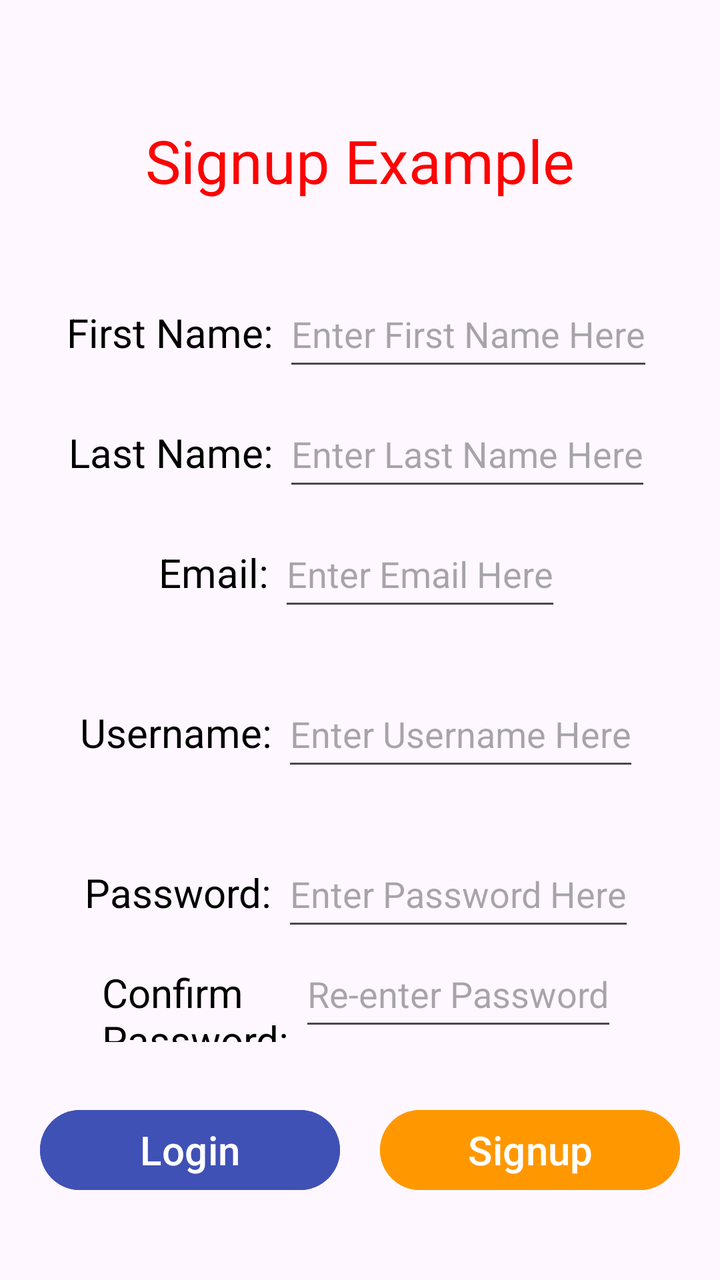
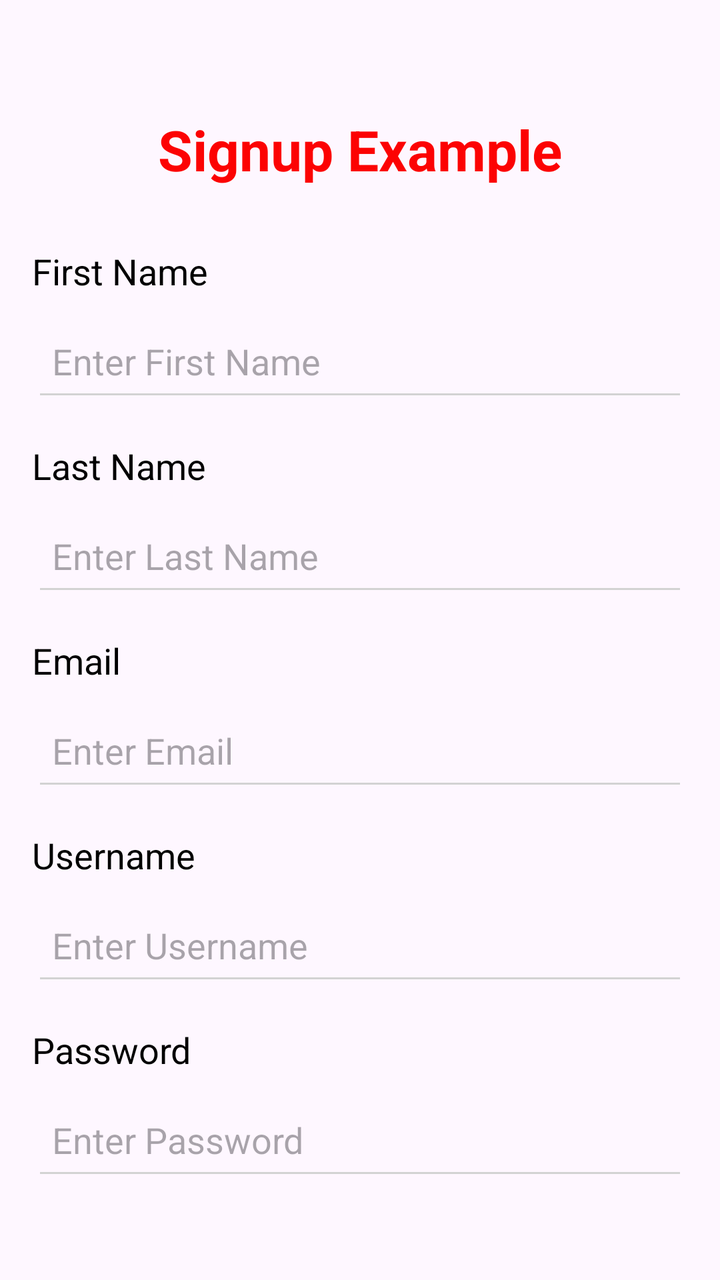

Two renders of the same Android screen: before a commit and after it. Below are the layout's source before the change and the commit's diff.
<!-- AndroidManifest.xml: application theme Theme.AndroidExample -->
<!-- res/layout/activity_signup.xml -->
<?xml version="1.0" encoding="utf-8"?>
<androidx.appcompat.widget.LinearLayoutCompat
    xmlns:tools="http://schemas.android.com/tools"
    xmlns:android="http://schemas.android.com/apk/res/android"
    tools:context=".MainActivity"
    android:layout_height="match_parent"
    android:layout_width="match_parent"
    android:orientation="vertical">

    <TextView
        android:layout_width="wrap_content"
        android:layout_height="wrap_content"
        android:text="Signup Example"
        android:layout_gravity="center"
        android:layout_marginTop="60dp"
        android:layout_marginBottom="40dp"
        android:textSize="30sp"
        android:textColor="#fc0303" />

    
    <LinearLayout
        android:layout_width="wrap_content"
        android:layout_height="wrap_content"
        android:layout_gravity="center"
        android:orientation="horizontal"
        android:layout_marginBottom="10dp">

        <TextView
            android:layout_width="wrap_content"
            android:layout_height="wrap_content"
            android:text="First Name: "
            android:textSize="20sp"
            android:textColor="#000000" />

        <EditText
            android:id="@+id/signup_firstname_edt"
            android:layout_width="wrap_content"
            android:layout_height="50dp"
            android:hint="Enter First Name Here" />
    </LinearLayout>

    
    <LinearLayout
        android:layout_width="wrap_content"
        android:layout_height="wrap_content"
        android:layout_gravity="center"
        android:orientation="horizontal"
        android:layout_marginBottom="10dp">

        <TextView
            android:layout_width="wrap_content"
            android:layout_height="wrap_content"
            android:text="Last Name: "
            android:textSize="20sp"
            android:textColor="#000000" />

        <EditText
            android:id="@+id/signup_lastname_edt"
            android:layout_width="wrap_content"
            android:layout_height="50dp"
            android:hint="Enter Last Name Here" />
    </LinearLayout>

    
    <LinearLayout
        android:layout_width="wrap_content"
        android:layout_height="wrap_content"
        android:layout_gravity="center"
        android:orientation="horizontal"
        android:layout_marginBottom="30dp">

        <TextView
            android:layout_width="wrap_content"
            android:layout_height="wrap_content"
            android:text="Email: "
            android:textSize="20sp"
            android:textColor="#000000" />

        <EditText
            android:id="@+id/signup_email_edt"
            android:layout_width="wrap_content"
            android:layout_height="50dp"
            android:inputType="textEmailAddress"
            android:hint="Enter Email Here" />
    </LinearLayout>

    
    <LinearLayout
        android:layout_width="wrap_content"
        android:layout_height="wrap_content"
        android:layout_gravity="center"
        android:layout_marginBottom="30dp"
        android:orientation="horizontal">

        <TextView
            android:layout_width="wrap_content"
            android:layout_height="wrap_content"
            android:text="Username: "
            android:textSize="20sp"
            android:textColor="#000000" />

        <EditText
            android:id="@+id/signup_username_edt"
            android:layout_width="wrap_content"
            android:layout_height="50dp"
            android:hint="Enter Username Here" />
    </LinearLayout>

    
    <LinearLayout
        android:layout_width="wrap_content"
        android:layout_height="wrap_content"
        android:layout_gravity="center"
        android:orientation="horizontal">

        <TextView
            android:layout_width="wrap_content"
            android:layout_height="wrap_content"
            android:text="Password: "
            android:textSize="20sp"
            android:textColor="#000000" />

        <EditText
            android:id="@+id/signup_password_edt"
            android:layout_width="wrap_content"
            android:layout_height="50dp"
            android:inputType="textPassword"
            android:hint="Enter Password Here" />
    </LinearLayout>

    
    <LinearLayout
        android:layout_width="wrap_content"
        android:layout_height="wrap_content"
        android:layout_gravity="center"
        android:orientation="horizontal">

        <TextView
            android:layout_width="wrap_content"
            android:layout_height="wrap_content"
            android:text="Confirm\nPassword: "
            android:textSize="20sp"
            android:textColor="#000000" />

        <EditText
            android:id="@+id/signup_confirm_edt"
            android:layout_width="wrap_content"
            android:layout_height="50dp"
            android:inputType="textPassword"
            android:hint="Re-enter Password" />
    </LinearLayout>

    
    <LinearLayout
        android:layout_width="wrap_content"
        android:layout_height="wrap_content"
        android:layout_gravity="center"
        android:layout_marginTop="30dp"
        android:orientation="horizontal">

        <Button
            android:id="@+id/signup_login_btn"
            android:layout_width="150dp"
            android:layout_height="wrap_content"
            android:layout_marginRight="10dp"
            android:text="Login"
            android:textSize="20sp"
            android:backgroundTint="#3F51B5"
            android:textColor="#ffffff" />

        <Button
            android:id="@+id/signup_signup_btn"
            android:layout_width="150dp"
            android:layout_height="wrap_content"
            android:layout_marginLeft="10dp"
            android:text="Signup"
            android:textSize="20sp"
            android:backgroundTint="#FF9800"
            android:textColor="#ffffff" />

    </LinearLayout>

</androidx.appcompat.widget.LinearLayoutCompat>
<!-- resources referenced by this layout -->
<resources>
  <style name="Theme.AndroidExample" parent="Base.Theme.AndroidExample" />
  <style name="Base.Theme.AndroidExample" parent="Theme.Material3.DayNight.NoActionBar">
          
          
      </style>
</resources>

<!-- the commit's change to res/layout/activity_signup.xml (unified diff, before → after) -->
@@ -5,179 +5,201 @@
     tools:context=".MainActivity"
     android:layout_height="match_parent"
     android:layout_width="match_parent"
-    android:orientation="vertical">
+    android:orientation="vertical"
+    android:padding="16dp">
 
     <TextView
         android:layout_width="wrap_content"
         android:layout_height="wrap_content"
         android:text="Signup Example"
+        android:layout_gravity="center_horizontal"
+        android:layout_marginTop="40dp"
+        android:layout_marginBottom="30dp"
+        android:textSize="28sp"
+        android:textColor="#fc0303"
+        android:textStyle="bold" />
+
+    
+    <LinearLayout
+        android:layout_width="match_parent"
+        android:layout_height="wrap_content"
+        android:orientation="vertical"
+        android:layout_marginBottom="15dp">
+
+        <TextView
+            android:layout_width="wrap_content"
+            android:layout_height="wrap_content"
+            android:text="First Name"
+            android:textSize="18sp"
+            android:textColor="#000000" />
+
+        <EditText
+            android:id="@+id/signup_firstname_edt"
+            android:layout_width="match_parent"
+            android:layout_height="50dp"
+            android:hint="Enter First Name"
+            android:backgroundTint="#D3D3D3"
+            android:padding="10dp"
+            android:layout_marginTop="8dp" />
+    </LinearLayout>
+
+    
+    <LinearLayout
+        android:layout_width="match_parent"
+        android:layout_height="wrap_content"
+        android:orientation="vertical"
+        android:layout_marginBottom="15dp">
+
+        <TextView
+            android:layout_width="wrap_content"
+            android:layout_height="wrap_content"
+            android:text="Last Name"
+            android:textSize="18sp"
+            android:textColor="#000000" />
+
+        <EditText
+            android:id="@+id/signup_lastname_edt"
+            android:layout_width="match_parent"
+            android:layout_height="50dp"
+            android:hint="Enter Last Name"
+            android:backgroundTint="#D3D3D3"
+            android:padding="10dp"
+            android:layout_marginTop="8dp" />
+    </LinearLayout>
+
+    
+    <LinearLayout
+        android:layout_width="match_parent"
+        android:layout_height="wrap_content"
+        android:orientation="vertical"
+        android:layout_marginBottom="15dp">
+
+        <TextView
+            android:layout_width="wrap_content"
+            android:layout_height="wrap_content"
+            android:text="Email"
+            android:textSize="18sp"
+            android:textColor="#000000" />
+
+        <EditText
+            android:id="@+id/signup_email_edt"
+            android:layout_width="match_parent"
+            android:layout_height="50dp"
+            android:inputType="textEmailAddress"
+            android:hint="Enter Email"
+            android:backgroundTint="#D3D3D3"
+            android:padding="10dp"
+            android:layout_marginTop="8dp" />
+    </LinearLayout>
+
+    
+    <LinearLayout
+        android:layout_width="match_parent"
+        android:layout_height="wrap_content"
+        android:orientation="vertical"
+        android:layout_marginBottom="15dp">
+
+        <TextView
+            android:layout_width="wrap_content"
+            android:layout_height="wrap_content"
+            android:text="Username"
+            android:textSize="18sp"
+            android:textColor="#000000" />
+
+        <EditText
+            android:id="@+id/signup_username_edt"
+            android:layout_width="match_parent"
+            android:layout_height="50dp"
+            android:hint="Enter Username"
+            android:backgroundTint="#D3D3D3"
+            android:padding="10dp"
+            android:layout_marginTop="8dp" />
+    </LinearLayout>
+
+    
+    <LinearLayout
+        android:layout_width="match_parent"
+        android:layout_height="wrap_content"
+        android:orientation="vertical"
+        android:layout_marginBottom="15dp">
+
+        <TextView
+            android:layout_width="wrap_content"
+            android:layout_height="wrap_content"
+            android:text="Password"
+            android:textSize="18sp"
+            android:textColor="#000000" />
+
+        <EditText
+            android:id="@+id/signup_password_edt"
+            android:layout_width="match_parent"
+            android:layout_height="50dp"
+            android:inputType="textPassword"
+            android:hint="Enter Password"
+            android:backgroundTint="#D3D3D3"
+            android:padding="10dp"
+            android:layout_marginTop="8dp" />
+    </LinearLayout>
+
+    
+    <LinearLayout
+        android:layout_width="match_parent"
+        android:layout_height="wrap_content"
+        android:orientation="vertical"
+        android:layout_marginBottom="30dp">
+
+        <TextView
+            android:layout_width="wrap_content"
+            android:layout_height="wrap_content"
+            android:text="Confirm Password"
+            android:textSize="18sp"
+            android:textColor="#000000" />
+
+        <EditText
+            android:id="@+id/signup_confirm_edt"
+            android:layout_width="match_parent"
+            android:layout_height="50dp"
+            android:inputType="textPassword"
+            android:hint="Re-enter Password"
+            android:backgroundTint="#D3D3D3"
+            android:padding="10dp"
+            android:layout_marginTop="8dp" />
+    </LinearLayout>
+
+    
+    <LinearLayout
+        android:layout_width="match_parent"
+        android:layout_height="wrap_content"
         android:layout_gravity="center"
-        android:layout_marginTop="60dp"
-        android:layout_marginBottom="40dp"
-        android:textSize="30sp"
-        android:textColor="#fc0303" />
-
-    
-    <LinearLayout
-        android:layout_width="wrap_content"
-        android:layout_height="wrap_content"
-        android:layout_gravity="center"
+        android:layout_marginTop="20dp"
         android:orientation="horizontal"
-        android:layout_marginBottom="10dp">
-
-        <TextView
-            android:layout_width="wrap_content"
-            android:layout_height="wrap_content"
-            android:text="First Name: "
-            android:textSize="20sp"
-            android:textColor="#000000" />
-
-        <EditText
-            android:id="@+id/signup_firstname_edt"
-            android:layout_width="wrap_content"
-            android:layout_height="50dp"
-            android:hint="Enter First Name Here" />
-    </LinearLayout>
-
-    
-    <LinearLayout
-        android:layout_width="wrap_content"
-        android:layout_height="wrap_content"
-        android:layout_gravity="center"
-        android:orientation="horizontal"
-        android:layout_marginBottom="10dp">
-
-        <TextView
-            android:layout_width="wrap_content"
-            android:layout_height="wrap_content"
-            android:text="Last Name: "
-            android:textSize="20sp"
-            android:textColor="#000000" />
-
-        <EditText
-            android:id="@+id/signup_lastname_edt"
-            android:layout_width="wrap_content"
-            android:layout_height="50dp"
-            android:hint="Enter Last Name Here" />
-    </LinearLayout>
-
-    
-    <LinearLayout
-        android:layout_width="wrap_content"
-        android:layout_height="wrap_content"
-        android:layout_gravity="center"
-        android:orientation="horizontal"
-        android:layout_marginBottom="30dp">
-
-        <TextView
-            android:layout_width="wrap_content"
-            android:layout_height="wrap_content"
-            android:text="Email: "
-            android:textSize="20sp"
-            android:textColor="#000000" />
-
-        <EditText
-            android:id="@+id/signup_email_edt"
-            android:layout_width="wrap_content"
-            android:layout_height="50dp"
-            android:inputType="textEmailAddress"
-            android:hint="Enter Email Here" />
-    </LinearLayout>
-
-    
-    <LinearLayout
-        android:layout_width="wrap_content"
-        android:layout_height="wrap_content"
-        android:layout_gravity="center"
-        android:layout_marginBottom="30dp"
-        android:orientation="horizontal">
-
-        <TextView
-            android:layout_width="wrap_content"
-            android:layout_height="wrap_content"
-            android:text="Username: "
-            android:textSize="20sp"
-            android:textColor="#000000" />
-
-        <EditText
-            android:id="@+id/signup_username_edt"
-            android:layout_width="wrap_content"
-            android:layout_height="50dp"
-            android:hint="Enter Username Here" />
-    </LinearLayout>
-
-    
-    <LinearLayout
-        android:layout_width="wrap_content"
-        android:layout_height="wrap_content"
-        android:layout_gravity="center"
-        android:orientation="horizontal">
-
-        <TextView
-            android:layout_width="wrap_content"
-            android:layout_height="wrap_content"
-            android:text="Password: "
-            android:textSize="20sp"
-            android:textColor="#000000" />
-
-        <EditText
-            android:id="@+id/signup_password_edt"
-            android:layout_width="wrap_content"
-            android:layout_height="50dp"
-            android:inputType="textPassword"
-            android:hint="Enter Password Here" />
-    </LinearLayout>
-
-    
-    <LinearLayout
-        android:layout_width="wrap_content"
-        android:layout_height="wrap_content"
-        android:layout_gravity="center"
-        android:orientation="horizontal">
-
-        <TextView
-            android:layout_width="wrap_content"
-            android:layout_height="wrap_content"
-            android:text="Confirm\nPassword: "
-            android:textSize="20sp"
-            android:textColor="#000000" />
-
-        <EditText
-            android:id="@+id/signup_confirm_edt"
-            android:layout_width="wrap_content"
-            android:layout_height="50dp"
-            android:inputType="textPassword"
-            android:hint="Re-enter Password" />
-    </LinearLayout>
-
-    
-    <LinearLayout
-        android:layout_width="wrap_content"
-        android:layout_height="wrap_content"
-        android:layout_gravity="center"
-        android:layout_marginTop="30dp"
-        android:orientation="horizontal">
+        android:gravity="center">
 
         <Button
             android:id="@+id/signup_login_btn"
-            android:layout_width="150dp"
-            android:layout_height="wrap_content"
-            android:layout_marginRight="10dp"
+            android:layout_width="0dp"
+            android:layout_height="wrap_content"
+            android:layout_weight="1"
             android:text="Login"
-            android:textSize="20sp"
+            android:textSize="18sp"
             android:backgroundTint="#3F51B5"
-            android:textColor="#ffffff" />
+            android:textColor="#ffffff"
+            android:padding="12dp" />
+
+        <View
+            android:layout_width="16dp"
+            android:layout_height="wrap_content" />
 
         <Button
             android:id="@+id/signup_signup_btn"
-            android:layout_width="150dp"
-            android:layout_height="wrap_content"
-            android:layout_marginLeft="10dp"
+            android:layout_width="0dp"
+            android:layout_height="wrap_content"
+            android:layout_weight="1"
             android:text="Signup"
-            android:textSize="20sp"
+            android:textSize="18sp"
             android:backgroundTint="#FF9800"
-            android:textColor="#ffffff" />
-
+            android:textColor="#ffffff"
+            android:padding="12dp" />
     </LinearLayout>
 
 </androidx.appcompat.widget.LinearLayoutCompat>
